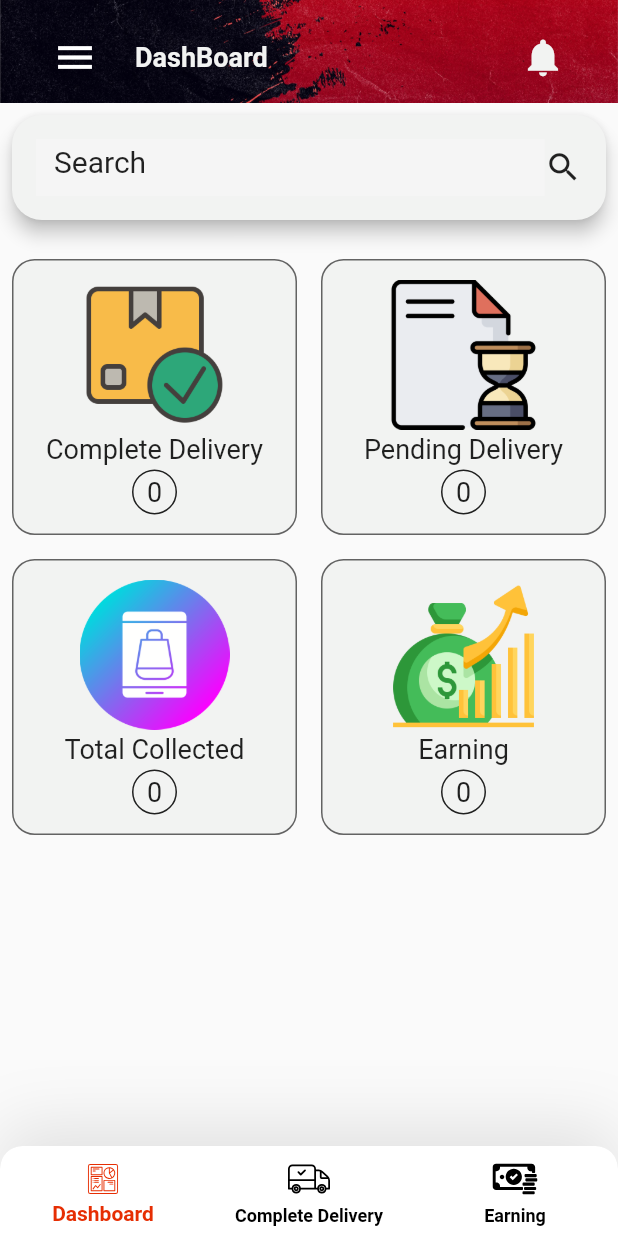
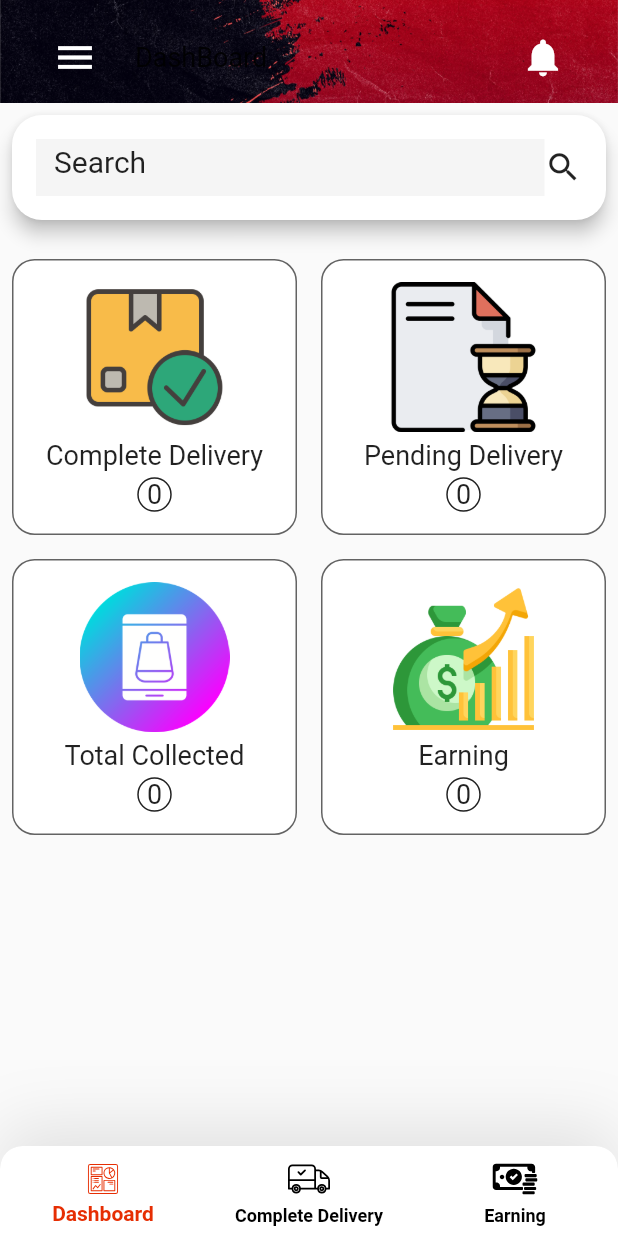
Before and after one commit to omarparvezmiaji/E-Commerce_Delivery_App, a Flutter app: the Total_Collected screen opened directly, after a tap on the "notifications" icon, after a tap on "Back to Dashboard", on a phone screen of 412 x 824 dp. Run offline on Flutter 3.47's test engine with Material 2 defaults, Android fonts, the phone set to English and light mode, and no system bars; our stand-ins replace flutter_svg, iconsax, page_transition.

Commit message:
version 23.08.2022 by sakir

```diff
--- a/lib/common_widgets/app_banner.dart
+++ b/lib/common_widgets/app_banner.dart
@@ -43,7 +43,8 @@ class AppBanner extends StatelessWidget {
 
                   ),
                 ),
-                title: AppText(text: titel_text,color: AppColors.lightColor,fontWeight: FontWeight.bold),
+                title: AppText(text: titel_text,fontSize: 18.0,fontWeight:  FontWeight.bold,color:  AppColors.lightColor),
+                //AppText(text: titel_text,color: AppColors.lightColor,fontWeight: FontWeight.bold),
                 trailing: IconButton(icon: Icon(Icons.notifications),iconSize: 30,onPressed: (){
                   Navigator.of(context).pushReplacement(
                       MaterialPageRoute(builder: (BuildContext context) {
--- a/lib/common_widgets/app_text.dart
+++ b/lib/common_widgets/app_text.dart
@@ -1,31 +1,32 @@
 import 'package:delivery_app/styles/colors.dart';
 import 'package:flutter/material.dart';
 
-class AppText extends StatelessWidget {
-  final String text;
-  final double fontSize;
-  final FontWeight fontWeight;
-  var color;
-  var  textAlign;
-
-   AppText({
-    required this.text,
-    this.fontSize = 18,
-    this.fontWeight = FontWeight.normal,
-    this.color,
-    this.textAlign,
-  })  ;
-
-  @override
-  Widget build(BuildContext context) {
+// class AppText extends StatelessWidget {
+//   final String text;
+//   final double fontSize;
+//   final FontWeight fontWeight;
+//   var color;
+//   var  textAlign;
+//
+//    AppText({
+//     required this.text,
+//     this.fontSize = 18,
+//     this.fontWeight = FontWeight.normal,
+//     this.color,
+//     this.textAlign,
+//   })  ;
+//
+//   @override
+  AppText({required text, fontSize, fontWeight, color, textAlign}) {
     return Text(
       text,
       textAlign: textAlign == null ? null : TextAlign.center,
+
       style: TextStyle(
         fontSize: fontSize,
-        fontWeight: fontWeight,
-        color: color,
+        fontWeight: fontWeight == null? null : FontWeight.normal,
+        color: color == null ? null: AppColors.darkColor,
       ),
     );
   }
-}
+//}
--- a/lib/common_widgets/buildContainer.dart
+++ b/lib/common_widgets/buildContainer.dart
@@ -82,9 +82,9 @@ class BuildContanier extends StatelessWidget {
             Column(
               mainAxisAlignment: MainAxisAlignment.spaceAround,
               children: [
-                AppText(text: contanierTitle,fontSize: 20,color: AppColors.lightColor,),
+                AppText(text: contanierTitle,fontSize:  20.0,color:  AppColors.lightColor),
                 Spacer(),
-                AppText(text: "\$ " + contanierSum,fontSize: 24,color: AppColors.lightColor,fontWeight: FontWeight.bold,),
+                AppText(text: "\$ " + contanierSum,fontSize:  24.0,fontWeight:  FontWeight.bold,color:  AppColors.lightColor),
 
               ],
             )
--- a/lib/common_widgets/dropDownList.dart
+++ b/lib/common_widgets/dropDownList.dart
@@ -59,6 +59,8 @@
 // }
 
 
+import 'package:delivery_app/common_widgets/app_text.dart';
+import 'package:delivery_app/styles/colors.dart';
 import 'package:flutter/foundation.dart';
 import 'package:flutter/material.dart';
 class DropdownDemo extends StatefulWidget {
@@ -85,10 +87,7 @@ class _DropdownDemoState extends State<DropdownDemo> {
                   .map<DropdownMenuItem<String>>((String value) {
                 return DropdownMenuItem<String>(
                   value: value,
-                  child: Text(
-                    value,
-                    style: TextStyle(fontSize: 18),
-                  ),
+                  child: AppText(text: value,fontSize:  18.0,color:  AppColors.darkColor)
                 );
               }).toList(),
               // Step 5.
--- a/lib/common_widgets/my_app_bar.dart
+++ b/lib/common_widgets/my_app_bar.dart
@@ -39,7 +39,8 @@ myAppBar({context, title, page}) {
 
           ),
         ),
-        title: AppText(text: title,color: AppColors.lightColor,fontWeight: FontWeight.bold),
+        title:AppText(text: title,fontSize: 24.0, fontWeight: FontWeight.bold, color: AppColors.lightColor),
+       // title:AppText(text: title,fontSize:  24.0,fontWeight:  FontWeight.bold,color: Colors.white),
         // trailing: Icon(trailing, size: 30),
         trailing:  IconButton(
             onPressed: () {
@@ -58,7 +59,7 @@ myAppBar({context, title, page}) {
                       child: const NotificationScreen(),
                       type: PageTransitionType.leftToRight));
             },
-            icon: const Icon(Icons.notification_add_rounded,size: 30, color: Colors.white)),
+            icon: const Icon(Icons.notifications,size: 30, color: AppColors.lightColor)),
       ),
     ),
   );
--- a/lib/dashboard/dashboard_screen.dart
+++ b/lib/dashboard/dashboard_screen.dart
@@ -61,16 +61,16 @@ class _DashboardState extends State<Dashboard> {
                             mainAxisAlignment: MainAxisAlignment.spaceEvenly,
                             children: [
                               Image(image: AssetImage('${demoDashBoardModel[index].imagePath}'),width: 100,height: 100),
-                              AppText(text: demoDashBoardModel[index].name),
+                              AppText(text: demoDashBoardModel[index].name,fontSize:  18.0),
                               Container(
                                 //margin: EdgeInsets.all(15.0),
-                                  height: 30,
-                                  width: 30,
+                                //   height: 30,
+                                //   width: 30,
                                   decoration: BoxDecoration(
                                     border: Border.all(color: AppColors.darkColor),
                                     shape: BoxShape.circle,),
 
-                                  child: Center(child: AppText(text: demoDashBoardModel[index].counter.toString())))
+                                  child: Center(child: AppText(text: demoDashBoardModel[index].counter.toString(),fontSize:  18.0)))
 
                             ],
                           ),
--- a/lib/main.dart
+++ b/lib/main.dart
@@ -1,6 +1,7 @@
 import 'package:delivery_app/screens/Pending_Delivery/pending_delivery_main.dart';
 import 'package:delivery_app/screens/login.dart';
 import 'package:delivery_app/screens/profile_details.dart';
+import 'package:delivery_app/screens/splash_screen.dart';
 import 'package:delivery_app/screens/welcome_screen.dart';
 import 'package:flutter/material.dart';
 
@@ -29,9 +30,7 @@ class MyApp extends StatelessWidget {
         // is not restarted.
         primarySwatch: Colors.blue,
       ),
-      home://ProfileDetails(),
-
-      WelcomeScreen(),
+      home: AnimatedSplashScreen(),
 
       //PendingDelivery(),
 
--- a/lib/modelClass/model.dart
+++ b/lib/modelClass/model.dart
@@ -1,14 +1,17 @@
 import 'package:delivery_app/dashboard/dashboard_screen.dart';
 import 'package:delivery_app/screens/Earning/earning.dart';
+import 'package:delivery_app/screens/Pending_Delivery/pending_delivery_main.dart';
 import 'package:delivery_app/screens/Total%20Collection/total_collected.dart';
+import 'package:flutter/material.dart';
 
 class DashBoardModel {
   var name;
-  var imagePath, pageName;
+  var imagePath;
+  Widget pageName;
   int counter;
 
   DashBoardModel(
-      {this.name, this.imagePath, required this.counter, this.pageName});
+      {this.name, this.imagePath, required this.counter, required this.pageName});
 }
 
 var demoDashBoardModel = [
@@ -21,7 +24,7 @@ var demoDashBoardModel = [
       name: "Pending Delivery",
       imagePath: "assets/dashboard/pending.png",
       counter: 0,
-      pageName: ""),
+      pageName: PendingDelivery()),
   DashBoardModel(
       name: "Total Collected",
       imagePath: "assets/dashboard/collection.png",
--- a/lib/screens/Total Collection/total_collected.dart
+++ b/lib/screens/Total Collection/total_collected.dart
@@ -85,11 +85,7 @@ class _Total_CollectedState extends State<Total_Collected> {
               ),
               padded(Row(
                 children: [
-                  AppText(
-                    text: "Last Week Collected",
-                    fontWeight: FontWeight.bold,
-                    color: AppColors.darkColor,
-                  ),
+                  AppText(text: "Last Week Collected",fontSize:  18.0,fontWeight:  FontWeight.bold,color:  AppColors.darkColor),
                   Spacer(),
                   DropdownDemo(),
                   // Material(
@@ -149,7 +145,7 @@ class _Total_CollectedState extends State<Total_Collected> {
                   itemBuilder: (context, index) {
                     return Container(
                       padding: EdgeInsets.all(12.0),
-                      margin: EdgeInsets.all(8),
+                      margin: EdgeInsets.all(8.0),
                       decoration: BoxDecoration(
                         borderRadius: BorderRadius.circular(10.0),
                         border: Border.all(color: AppColors.darkColor, width: 0),
@@ -161,21 +157,12 @@ class _Total_CollectedState extends State<Total_Collected> {
                               Column(
                                 crossAxisAlignment: CrossAxisAlignment.start,
                                 children: [
-                                  AppText(
-                                    text: "Orde Code",
-                                    fontWeight: FontWeight.bold,
-                                    color: AppColors.darkColor,
-                                  ),
-                                  AppText(
-                                      text:
-                                          "${demototalCollectionModel[index].orderCode}",
-                                      fontWeight: FontWeight.bold,
-                                      color: AppColors.primaryColor),
+                                  AppText(text: "Orde Code",fontSize:  18.0,fontWeight:  FontWeight.bold,color:  AppColors.darkColor),
+                                  AppText(text: "${demototalCollectionModel[index].orderCode}",fontSize:  18.0,fontWeight:  FontWeight.bold,color:  AppColors.primaryColor),
                                 ],
                               ),
                               Spacer(),
-                              AppText(text: '${demototalCollectionModel[index].price}',fontWeight: FontWeight.bold,
-                                  color: AppColors.primaryColor,fontSize: 22,)
+                              AppText(text: '${demototalCollectionModel[index].price}',fontSize: 22.0,fontWeight:  FontWeight.bold,color:  AppColors.primaryColor),
                             ],
                           ),
                           Divider(
@@ -183,9 +170,9 @@ class _Total_CollectedState extends State<Total_Collected> {
                           ),
                           Row(
                             children: [
-                              AppText(text: '${demototalCollectionModel[index].time}',fontSize: 16,),
+                              AppText(text: '${demototalCollectionModel[index].time}', fontSize: 16.0),
                               Spacer(),
-                              AppText(text: 'Quantity: ${demototalCollectionModel[index].items}',fontSize: 16,)
+                              AppText(text: 'Quantity: ${demototalCollectionModel[index].items}',fontSize: 16.0)
                             ],
                           )
                         ],
@@ -231,7 +218,7 @@ class _Total_CollectedState extends State<Total_Collected> {
   // }
   Widget padded(Widget widget) {
     return Padding(
-      padding: EdgeInsets.symmetric(horizontal: 12),
+      padding: EdgeInsets.symmetric(horizontal: 12.0),
       child: widget,
     );
   }
--- a/lib/screens/complete_delivery/complete_delivery_empty.dart
+++ b/lib/screens/complete_delivery/complete_delivery_empty.dart
@@ -38,10 +38,10 @@ class Complete_Delivery_Empty extends StatelessWidget {
             SizedBox(height: 40,),
             AppText(
               text: "Don't have any item in the \n Complete Delivery list",
-              fontSize: 22,
+              fontSize: 22.0,
             ),
             SizedBox(height: 40,),
-            Padding(padding: EdgeInsets.symmetric(horizontal: 30),
+            Padding(padding: EdgeInsets.symmetric(horizontal: 30.0),
               child: getButton(context),),
 
           ],
--- a/lib/screens/login.dart
+++ b/lib/screens/login.dart
@@ -79,7 +79,7 @@ class _LoginPageState extends State<LoginPage> {
                             textAlign: TextAlign.right,
                             style: TextStyle(
                               color: Color(0xff4c505b),
-                              fontSize: 18,
+                              fontSize: 18.0,
                             ),
                           )),
                     ),
@@ -96,7 +96,7 @@ class _LoginPageState extends State<LoginPage> {
   Widget Delivery_Service_TextWidget() {
     return AppText(
       text: "ABC Delivery Service",
-      fontSize: 28,
+      fontSize: 28.0,
       fontWeight: FontWeight.w600,
       color: AppColors.primaryColor,
     );
@@ -106,7 +106,7 @@ class _LoginPageState extends State<LoginPage> {
     return AppButton(
       label: "Login",
       fontWeight: FontWeight.w700,
-      padding: EdgeInsets.symmetric(vertical: 25),
+      padding: EdgeInsets.symmetric(vertical: 25.0),
       onPressed: () {
         onGetStartedClicked(context);
       },
--- a/lib/screens/notification.dart
+++ b/lib/screens/notification.dart
@@ -44,10 +44,10 @@ class _Notifications_EmptyState extends State<Notifications_Empty> {
             SizedBox(height: 40,),
             AppText(
               text: "Don't have any item in the \n notification list",
-              fontSize: 22,
+              fontSize: 22.0,
             ),
             SizedBox(height: 40,),
-            Padding(padding: EdgeInsets.symmetric(horizontal: 30),
+            Padding(padding: EdgeInsets.symmetric(horizontal: 30.0),
             child: getButton(context),),
 
           ],
@@ -59,7 +59,7 @@ class _Notifications_EmptyState extends State<Notifications_Empty> {
     return AppButton(
       label: "Back to Dashboard",
       fontWeight: FontWeight.w700,
-      padding: EdgeInsets.symmetric(vertical: 25),
+      padding: EdgeInsets.symmetric(vertical: 25.0),
       onPressed: () {
         onGetStartedClicked(context);
       },
--- a/lib/styles/colors.dart
+++ b/lib/styles/colors.dart
@@ -12,7 +12,8 @@ class AppColors {
   static const primaryColor = Color(0xFFe62e03);
   static const darkColor = Colors.black87;
   static const darkGrey = Color(0xff636363);
-  static const lightColor = Color(0xFFF2F3F2);
+  static const lightColor_1 = Color(0xFFF2F3F2);
+  static const lightColor = Colors.white;
   static var fillColor = Colors.grey.shade100;
   static const blueDark           = Color(0xff1B5A90);
   static const iconColor          = Colors.grey;
--- a/pubspec.yaml
+++ b/pubspec.yaml
@@ -34,15 +34,9 @@ dependencies:
   # The following adds the Cupertino Icons font to your application.
   # Use with the CupertinoIcons class for iOS style icons.
   cupertino_icons: ^1.0.2
-<<<<<<< HEAD
-  iconsax: ^0.0.8
-
   flutter_svg: ^1.1.4
-=======
   flutter_staggered_grid_view: 0.3.4
->>>>>>> 2876e978465d8db99e755e357a99bc5b35574c92
   page_transition: ^2.0.9
-  flutter_svg: ^1.1.4
   dropdown_search: ^5.0.2
   iconsax: ^0.0.8
   cached_network_image: ^3.2.1
```
Also changed, not shown: lib/common_widgets/app_custom_buttom.dart (+36 -36 lines), lib/screens/Earning/earning.dart (+4 -4 lines), lib/screens/splash_screen.dart (added, +89 -0 lines), lib/screens/welcome_screen.dart (+8 -4 lines).
